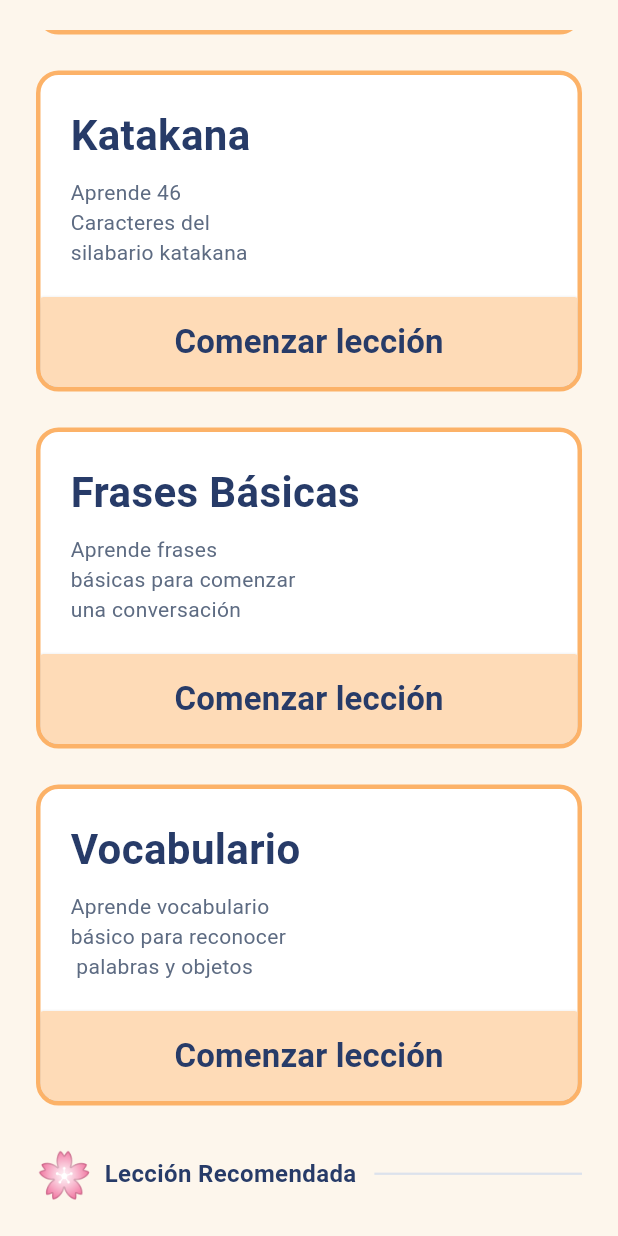
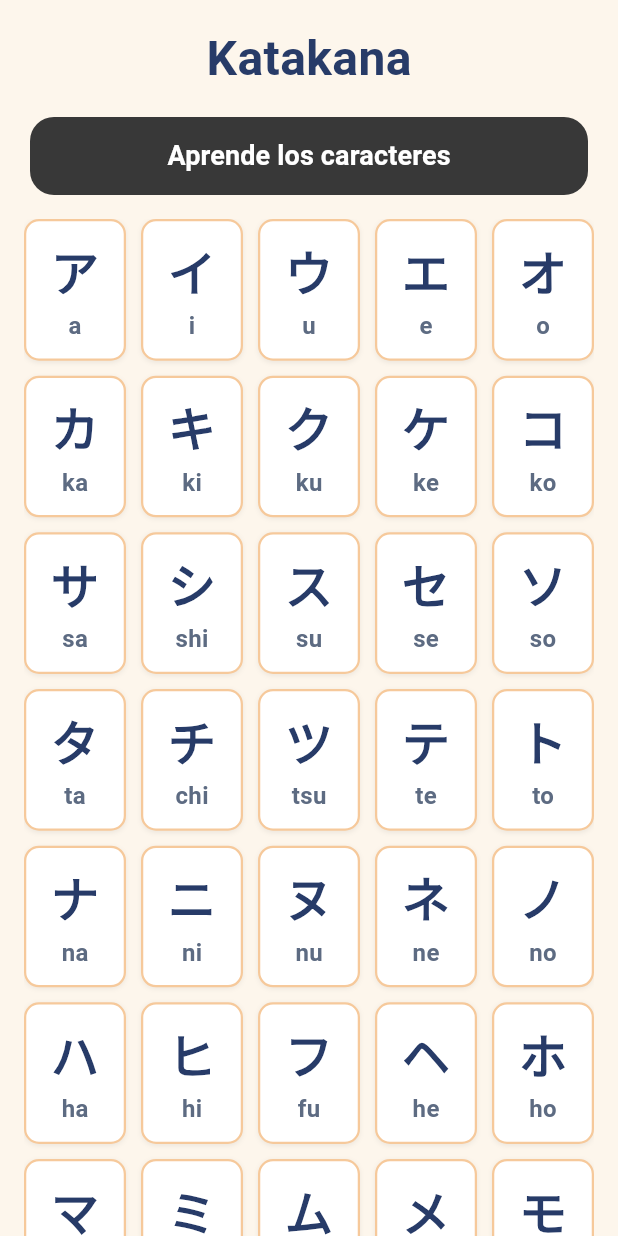
Before and after one commit to arturo2014act-a11y/Japanese_learning_app, a Flutter app: the MenuScreen screen opened directly, scrolled down 401 dp, after a tap on "Comenzar lección", on a phone screen of 412 x 824 dp. Run offline on Flutter 3.47's test engine with Material 3 defaults, Android fonts, the phone set to English and light mode, and no system bars; Roboto replaces fonts that are missing (Nunito, RoundedMplus).

Commit message:
feat: add KatakanaLessonScreen and MenuScreen widgets

```diff
--- /dev/null
+++ b/flutter_application_1/lib/screens/katakana_lesson_screen.dart
@@ -0,0 +1,208 @@
+import 'package:flutter/material.dart';
+
+// Modelo simple para cada caracter katakana y su lectura
+class CaracterKatakana {
+  final String caracter;
+  final String romaji;
+
+  const CaracterKatakana(this.caracter, this.romaji);
+}
+
+class KatakanaLessonScreen extends StatelessWidget {
+  const KatakanaLessonScreen({super.key});
+
+  // Lista con los caracteres de la cuadricula (null representa los espacios vacíos)
+  final List<CaracterKatakana?> caracteres = const [
+    // Fila A
+    CaracterKatakana('ア', 'a'),
+    CaracterKatakana('イ', 'i'),
+    CaracterKatakana('ウ', 'u'),
+    CaracterKatakana('エ', 'e'),
+    CaracterKatakana('オ', 'o'),
+    // Fila Ka
+    CaracterKatakana('カ', 'ka'),
+    CaracterKatakana('キ', 'ki'),
+    CaracterKatakana('ク', 'ku'),
+    CaracterKatakana('ケ', 'ke'),
+    CaracterKatakana('コ', 'ko'),
+    // Fila Sa
+    CaracterKatakana('サ', 'sa'),
+    CaracterKatakana('シ', 'shi'),
+    CaracterKatakana('ス', 'su'),
+    CaracterKatakana('セ', 'se'),
+    CaracterKatakana('ソ', 'so'),
+    // Fila Ta
+    CaracterKatakana('タ', 'ta'),
+    CaracterKatakana('チ', 'chi'),
+    CaracterKatakana('ツ', 'tsu'),
+    CaracterKatakana('テ', 'te'),
+    CaracterKatakana('ト', 'to'),
+    // Fila Na
+    CaracterKatakana('ナ', 'na'),
+    CaracterKatakana('ニ', 'ni'),
+    CaracterKatakana('ヌ', 'nu'),
+    CaracterKatakana('ネ', 'ne'),
+    CaracterKatakana('ノ', 'no'),
+    // Fila Ha
+    CaracterKatakana('ハ', 'ha'),
+    CaracterKatakana('ヒ', 'hi'),
+    CaracterKatakana('フ', 'fu'),
+    CaracterKatakana('ヘ', 'he'),
+    CaracterKatakana('ホ', 'ho'),
+    // Fila Ma
+    CaracterKatakana('マ', 'ma'),
+    CaracterKatakana('ミ', 'mi'),
+    CaracterKatakana('ム', 'mu'),
+    CaracterKatakana('メ', 'me'),
+    CaracterKatakana('モ', 'mo'),
+    // Fila Ya (con espacios vacíos)
+    CaracterKatakana('ヤ', 'ya'),
+    null,
+    CaracterKatakana('ユ', 'yu'),
+    null,
+    CaracterKatakana('ヨ', 'yo'),
+    // Fila Ra
+    CaracterKatakana('ラ', 'ra'),
+    CaracterKatakana('リ', 'ri'),
+    CaracterKatakana('ル', 'ru'),
+    CaracterKatakana('レ', 're'),
+    CaracterKatakana('ロ', 'ro'),
+    // Fila Wa y Wo
+    CaracterKatakana('ワ', 'wa'),
+    null,
+    null,
+    null,
+    CaracterKatakana('ヲ', 'wo'),
+    // Fila N
+    CaracterKatakana('ン', 'n'),
+  ];
+
+  @override
+  Widget build(BuildContext context) {
+    return Scaffold(
+      // Fondo crema de la app
+      backgroundColor: const Color(0xFFFDF6EC),
+      body: SafeArea(
+        child: Column(
+          children: [
+            const SizedBox(height: 16),
+
+            // Título de la pantalla
+            const Text(
+              'Katakana',
+              style: TextStyle(
+                fontSize: 32,
+                fontWeight: FontWeight.bold,
+                color: Color(0xFF273B68),
+                fontFamily: 'Nunito',
+              ),
+            ),
+
+            const SizedBox(height: 16),
+
+            // Botón superior "Aprende los caracteres"
+            Padding(
+              padding: const EdgeInsets.symmetric(horizontal: 20),
+              child: SizedBox(
+                width: double.infinity,
+                height: 52,
+                child: ElevatedButton(
+                  onPressed: () {
+                    // Sin función por el momento
+                  },
+                  style: ElevatedButton.styleFrom(
+                    backgroundColor: const Color(0xFF383838),
+                    foregroundColor: Colors.white,
+                    elevation: 0,
+                    shape: RoundedRectangleBorder(
+                      borderRadius: BorderRadius.circular(16),
+                    ),
+                  ),
+                  child: const Text(
+                    'Aprende los caracteres',
+                    style: TextStyle(
+                      fontSize: 18,
+                      fontWeight: FontWeight.w600,
+                      fontFamily: 'Nunito',
+                    ),
+                  ),
+                ),
+              ),
+            ),
+
+            const SizedBox(height: 16),
+
+            // Cuadrícula de caracteres con scroll
+            Expanded(
+              child: Padding(
+                padding: const EdgeInsets.symmetric(horizontal: 16),
+                child: GridView.builder(
+                  itemCount: caracteres.length,
+                  gridDelegate: const SliverGridDelegateWithFixedCrossAxisCount(
+                    crossAxisCount: 5,
+                    crossAxisSpacing: 10,
+                    mainAxisSpacing: 10,
+                    childAspectRatio: 0.72,
+                  ),
+                  itemBuilder: (context, index) {
+                    final item = caracteres[index];
+
+                    // Si la celda es null, dejamos el espacio vacío
+                    if (item == null) {
+                      return const SizedBox.shrink();
+                    }
+
+                    // Cuadro individual de cada caracter
+                    return Container(
+                      decoration: BoxDecoration(
+                        color: Colors.white,
+                        borderRadius: BorderRadius.circular(10),
+                        border: Border.all(
+                          color: const Color(0xFFF6C99B),
+                          width: 1.5,
+                        ),
+                        boxShadow: const [
+                          BoxShadow(
+                            color: Color(0x10000000),
+                            blurRadius: 2,
+                            offset: Offset(0, 1),
+                          ),
+                        ],
+                      ),
+                      child: Column(
+                        mainAxisAlignment: MainAxisAlignment.center,
+                        children: [
+                          // Caracter en japonés (Katakana)
+                          Text(
+                            item.caracter,
+                            style: const TextStyle(
+                              fontSize: 32,
+                              fontWeight: FontWeight.bold,
+                              color: Color(0xFF273B68),
+                              fontFamily: 'RoundedMplus',
+                            ),
+                          ),
+                          const SizedBox(height: 2),
+                          // Texto debajo del caracter
+                          Text(
+                            item.romaji,
+                            style: const TextStyle(
+                              fontSize: 16,
+                              fontWeight: FontWeight.w600,
+                              color: Color(0xFF5D6B82),
+                              fontFamily: 'Nunito',
+                            ),
+                          ),
+                        ],
+                      ),
+                    );
+                  },
+                ),
+              ),
+            ),
+          ],
+        ),
+      ),
+    );
+  }
+}
--- a/flutter_application_1/lib/screens/menu_screen.dart
+++ b/flutter_application_1/lib/screens/menu_screen.dart
@@ -1,5 +1,6 @@
 import 'package:flutter/material.dart';
 import 'hiragana_lesson_screen.dart';
+import 'katakana_lesson_screen.dart';
 
 class MenuScreen extends StatelessWidget {
   const MenuScreen({super.key});
@@ -206,6 +207,13 @@ class MenuScreen extends StatelessWidget {
                         height: 60,
                         color: const Color.fromRGBO(254, 219, 183, 1),
                         onPressed: () {
+                          // Abre la ventana de leccion de Katakana
+                          Navigator.push(
+                            context,
+                            MaterialPageRoute(
+                              builder: (context) => const KatakanaLessonScreen(),
+                            ),
+                          );
                         },
                         child: const Text(
                           'Comenzar lección',
@@ -275,6 +283,7 @@ class MenuScreen extends StatelessWidget {
                         height: 60,
                         color: const Color.fromRGBO(254, 219, 183, 1),
                         onPressed: () {
+                          // Implementar despues
                         },
                         child: const Text(
                           'Comenzar lección',
@@ -343,6 +352,7 @@ class MenuScreen extends StatelessWidget {
                         height: 60,
                         color: const Color.fromRGBO(254, 219, 183, 1),
                         onPressed: () {
+                          // Implementar despues
                         },
                         child: const Text(
                           'Comenzar lección',
```
